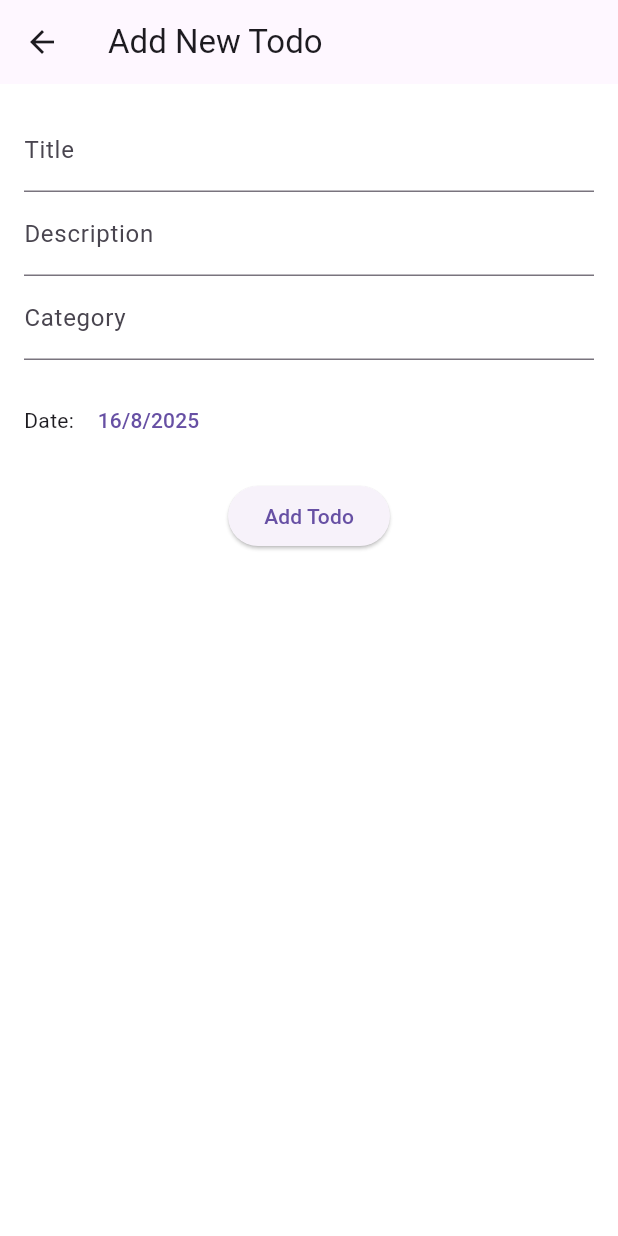
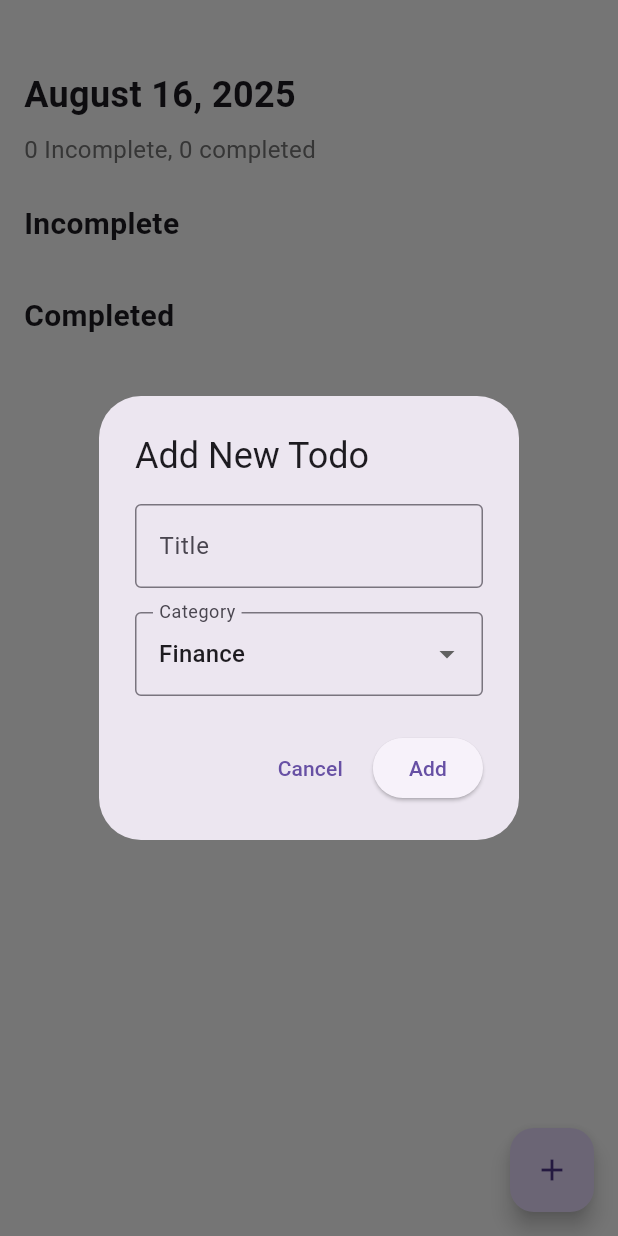
Before and after one commit to salma-elmaghawry/IEEE--Week-11-todo_sqflite, a Flutter app: the screen it shows after launch, after a tap on the "add" icon, on a phone screen of 412 x 824 dp. Run offline on Flutter 3.47's test engine with Material 3 defaults, Android fonts, the phone set to English and light mode, and no system bars; our stand-ins replace equatable, flutter_bloc, sqflite; accounts and stored records are empty.

Commit message:
add category to TODO

```diff
--- a/lib/data/models/todo_model.dart
+++ b/lib/data/models/todo_model.dart
@@ -1,7 +1,6 @@
 class Todo {
   final int? id;
   final String title;
-  final String? description;
   final String category;
   final DateTime date;
   final bool isCompleted;
@@ -9,7 +8,6 @@ class Todo {
   Todo({
     this.id,
     required this.title,
-    this.description,
     required this.category,
     required this.date,
     this.isCompleted = false,
@@ -19,7 +17,6 @@ class Todo {
     return {
       'id': id,
       'title': title,
-      'description': description,
       'category': category,
       'date': date.toIso8601String(),
       'isCompleted': isCompleted ? 1 : 0,
@@ -30,7 +27,6 @@ class Todo {
     return Todo(
       id: map['id'],
       title: map['title'],
-      description: map['description'],
       category: map['category'],
       date: DateTime.parse(map['date']),
       isCompleted: map['isCompleted'] == 1,
--- a/lib/main.dart
+++ b/lib/main.dart
@@ -7,20 +7,20 @@ import 'package:flutter_bloc/flutter_bloc.dart';
 void main() {
   WidgetsFlutterBinding.ensureInitialized();
   final dbHelper = DatabaseHelper.instance;
-  runApp( MyApp(dbHelper: dbHelper));
+  runApp(MyApp(dbHelper: dbHelper));
 }
 
 class MyApp extends StatelessWidget {
   final DatabaseHelper dbHelper;
- const MyApp({Key? key, required this.dbHelper}) : super(key: key);
+  const MyApp({Key? key, required this.dbHelper}) : super(key: key);
   @override
   Widget build(BuildContext context) {
     return MaterialApp(
       debugShowCheckedModeBanner: false,
       theme: ThemeData(scaffoldBackgroundColor: Colors.white),
       home: BlocProvider(
-        create: (context) => TodoCubit(dbHelper),
-        child:  HomeScreen(),
+        create: (context) => TodoCubit(dbHelper)..loadTodos(),
+        child: HomeScreen(),
       ),
     );
   }
--- /dev/null
+++ b/lib/presentation/screens/add_todo_dialog.dart
@@ -0,0 +1,122 @@
+import 'package:flutter/material.dart';
+import 'package:flutter_bloc/flutter_bloc.dart';
+import 'package:todo/data/models/todo_model.dart';
+import 'package:todo/logic/cubit/todo_cubit.dart';
+
+class AddTodoDialog extends StatefulWidget {
+  const AddTodoDialog({Key? key}) : super(key: key);
+
+  @override
+  _AddTodoDialogState createState() => _AddTodoDialogState();
+}
+
+class _AddTodoDialogState extends State<AddTodoDialog> {
+  final _formKey = GlobalKey<FormState>();
+  final _titleController = TextEditingController();
+  final _categoryController = TextEditingController();
+  String _selectedCategory = 'Finance'; // Default category
+
+  final List<String> _categories = [
+    'Finance',
+    'Wedding',
+    'Freelance',
+    'Shopping List',
+  ];
+
+  @override
+  void dispose() {
+    _titleController.dispose();
+    _categoryController.dispose();
+    super.dispose();
+  }
+
+  @override
+  Widget build(BuildContext context) {
+    return AlertDialog(
+      title: const Text('Add New Todo'),
+      content: SingleChildScrollView(
+        child: Form(
+          key: _formKey,
+          child: Column(
+            mainAxisSize: MainAxisSize.min,
+            children: [
+              TextFormField(
+                controller: _titleController,
+                decoration: const InputDecoration(
+                  labelText: 'Title',
+                  border: OutlineInputBorder(),
+                ),
+                validator: (value) {
+                  if (value == null || value.isEmpty) {
+                    return 'Please enter a title';
+                  }
+                  return null;
+                },
+              ),
+              const SizedBox(height: 16),
+              DropdownButtonFormField<String>(
+                value: _selectedCategory,
+                decoration: const InputDecoration(
+                  labelText: 'Category',
+                  border: OutlineInputBorder(),
+                ),
+                items:
+                    _categories.map((String category) {
+                      return DropdownMenuItem<String>(
+                        value: category,
+                        child: Text(category),
+                      );
+                    }).toList(),
+                onChanged: (String? newValue) {
+                  setState(() {
+                    _selectedCategory = newValue!;
+                  });
+                },
+              ),
+            ],
+          ),
+        ),
+      ),
+      actions: [
+        TextButton(
+          onPressed: () => Navigator.pop(context),
+          child: const Text('Cancel'),
+        ),
+        // add_todo_dialog.dart
+        ElevatedButton(
+          onPressed: () async {
+            if (_formKey.currentState!.validate()) {
+              try {
+                final newTodo = Todo(
+                  title: _titleController.text,
+                  category: _selectedCategory,
+                  date: DateTime.now(),
+                );
+
+                // Add the todo and wait for completion
+                await context.read<TodoCubit>().addTodo(newTodo);
+
+                // Show success message
+                if (mounted) {
+                  ScaffoldMessenger.of(context).showSnackBar(
+                    const SnackBar(content: Text('Todo added successfully')),
+                  );
+                }
+
+                // Only pop if the operation was successful
+                if (mounted) Navigator.pop(context);
+              } catch (e) {
+                if (mounted) {
+                  ScaffoldMessenger.of(context).showSnackBar(
+                    SnackBar(content: Text('Error adding todo: $e')),
+                  );
+                }
+              }
+            }
+          },
+          child: const Text('Add'),
+        ),
+      ],
+    );
+  }
+}
--- a/lib/presentation/screens/add_todo_screen.dart
+++ /dev/null
@@ -1,114 +0,0 @@
-// screens/add_todo_screen.dart
-import 'package:flutter/material.dart';
-import 'package:flutter_bloc/flutter_bloc.dart';
-import 'package:todo/data/models/todo_model.dart';
-import 'package:todo/logic/cubit/todo_cubit.dart';
-
-
-class AddTodoScreen extends StatefulWidget {
-  const AddTodoScreen({Key? key}) : super(key: key);
-
-  @override
-  _AddTodoScreenState createState() => _AddTodoScreenState();
-}
-
-class _AddTodoScreenState extends State<AddTodoScreen> {
-  final _formKey = GlobalKey<FormState>();
-  final _titleController = TextEditingController();
-  final _descriptionController = TextEditingController();
-  final _categoryController = TextEditingController();
-  DateTime _selectedDate = DateTime.now();
-
-  @override
-  void dispose() {
-    _titleController.dispose();
-    _descriptionController.dispose();
-    _categoryController.dispose();
-    super.dispose();
-  }
-
-  Future<void> _selectDate(BuildContext context) async {
-    final DateTime? picked = await showDatePicker(
-      context: context,
-      initialDate: _selectedDate,
-      firstDate: DateTime(2000),
-      lastDate: DateTime(2100),
-    );
-    if (picked != null && picked != _selectedDate) {
-      setState(() {
-        _selectedDate = picked;
-      });
-    }
-  }
-
-  @override
-  Widget build(BuildContext context) {
-    return Scaffold(
-      appBar: AppBar(
-        title: const Text('Add New Todo'),
-      ),
-      body: Padding(
-        padding: const EdgeInsets.all(16.0),
-        child: Form(
-          key: _formKey,
-          child: Column(
-            children: [
-              TextFormField(
-                controller: _titleController,
-                decoration: const InputDecoration(labelText: 'Title'),
-                validator: (value) {
-                  if (value == null || value.isEmpty) {
-                    return 'Please enter a title';
-                  }
-                  return null;
-                },
-              ),
-              TextFormField(
-                controller: _descriptionController,
-                decoration: const InputDecoration(labelText: 'Description'),
-              ),
-              TextFormField(
-                controller: _categoryController,
-                decoration: const InputDecoration(labelText: 'Category'),
-                validator: (value) {
-                  if (value == null || value.isEmpty) {
-                    return 'Please enter a category';
-                  }
-                  return null;
-                },
-              ),
-              const SizedBox(height: 16),
-              Row(
-                children: [
-                  const Text('Date: '),
-                  TextButton(
-                    onPressed: () => _selectDate(context),
-                    child: Text(
-                      '${_selectedDate.day}/${_selectedDate.month}/${_selectedDate.year}',
-                    ),
-                  ),
-                ],
-              ),
-              const SizedBox(height: 16),
-              ElevatedButton(
-                onPressed: () {
-                  if (_formKey.currentState!.validate()) {
-                    final newTodo = Todo(
-                      title: _titleController.text,
-                      description: _descriptionController.text,
-                      category: _categoryController.text,
-                      date: _selectedDate,
-                    );
-                    context.read<TodoCubit>().addTodo(newTodo);
-                    Navigator.pop(context);
-                  }
-                },
-                child: const Text('Add Todo'),
-              ),
-            ],
-          ),
-        ),
-      ),
-    );
-  }
-}
--- a/lib/presentation/screens/home_screen.dart
+++ b/lib/presentation/screens/home_screen.dart
@@ -1,49 +1,62 @@
-// screens/home_screen.dart
 import 'package:flutter/material.dart';
 import 'package:flutter_bloc/flutter_bloc.dart';
 import 'package:todo/data/models/todo_model.dart';
 import 'package:todo/logic/cubit/todo_cubit.dart';
-import 'package:todo/presentation/screens/add_todo_screen.dart';
-
+import 'package:todo/presentation/screens/add_todo_dialog.dart';
 
 class HomeScreen extends StatelessWidget {
-  const HomeScreen({Key? key}) : super(key: key);
+  HomeScreen({Key? key}) : super(key: key);
 
   @override
   Widget build(BuildContext context) {
     return Scaffold(
-      appBar: AppBar(
-        title: const Text('Todo App'),
-        actions: [
-          IconButton(
-            icon: const Icon(Icons.add),
-            onPressed: () {
-              Navigator.push(
-                context,
-                MaterialPageRoute(
-                  builder: (context) => AddTodoScreen(),
-                ),
-              );
-            },
-          ),
-        ],
-      ),
       body: BlocBuilder<TodoCubit, TodoState>(
         builder: (context, state) {
+          // Debug the current state
+          print('Current TodoState: $state');
+
           if (state is TodoLoading) {
             return const Center(child: CircularProgressIndicator());
           } else if (state is TodoError) {
             return Center(child: Text(state.message));
           } else if (state is TodoLoaded) {
-            final incompleteTodos = state.todos.where((todo) => !todo.isCompleted).toList();
-            final completeTodos = state.todos.where((todo) => todo.isCompleted).toList();
+            final incompleteTodos =
+                state.todos.where((todo) => !todo.isCompleted).toList();
+            final completeTodos =
+                state.todos.where((todo) => todo.isCompleted).toList();
 
             return SingleChildScrollView(
+              padding: const EdgeInsets.all(16),
               child: Column(
                 crossAxisAlignment: CrossAxisAlignment.start,
                 children: [
-                  _buildTodoSection(context, 'Incomplete', incompleteTodos),
-                  _buildTodoSection(context, 'Completed', completeTodos),
+                  const SizedBox(height: 30),
+                  // Header with date
+                  Text(
+                    _formatDate(DateTime.now()),
+                    style: const TextStyle(
+                      fontSize: 24,
+                      fontWeight: FontWeight.bold,
+                    ),
+                  ),
+                  const SizedBox(height: 8),
+                  // Summary count
+                  Text(
+                    "${incompleteTodos.length} Incomplete, ${completeTodos.length} completed",
+                    style: TextStyle(fontSize: 16, color: Colors.grey[600]),
+                  ),
+                  const SizedBox(height: 24),
+
+                  // Incomplete section
+                  _buildSectionHeader('Incomplete'),
+                  const SizedBox(height: 8),
+                  _buildTodoList(context, incompleteTodos),
+                  const SizedBox(height: 24),
+
+                  // Completed section
+                  _buildSectionHeader('Completed'),
+                  const SizedBox(height: 8),
+                  _buildTodoList(context, completeTodos, isCompleted: true),
                 ],
               ),
             );
@@ -51,26 +64,41 @@ class HomeScreen extends StatelessWidget {
           return const Center(child: Text('No todos yet'));
         },
       ),
+      floatingActionButton: FloatingActionButton(
+        onPressed: () => _showAddTodoDialog(context),
+        child: const Icon(Icons.add),
+      ),
     );
   }
 
-  Widget _buildTodoSection(BuildContext context, String title, List<Todo> todos) {
+  void _showAddTodoDialog(BuildContext context) {
+    showDialog(
+      context: context,
+      builder: (BuildContext context) {
+        // Use the existing TodoCubit from the parent instead of creating a new one
+        return AddTodoDialog();
+      },
+    ).then((_) {
+      // Refresh todos after dialog is closed
+      context.read<TodoCubit>().loadTodos();
+    });
+  }
+
+  Widget _buildSectionHeader(String title) {
+    return Text(
+      title,
+      style: const TextStyle(fontSize: 20, fontWeight: FontWeight.bold),
+    );
+  }
+
+  Widget _buildTodoList(
+    BuildContext context,
+    List<Todo> todos, {
+    bool isCompleted = false,
+  }) {
     return Column(
-      crossAxisAlignment: CrossAxisAlignment.start,
-      children: [
-        Padding(
-          padding: const EdgeInsets.all(16.0),
-          child: Text(
-            title,
-            style: const TextStyle(fontSize: 20, fontWeight: FontWeight.bold),
-          ),
-        ),
-        ListView.builder(
-          shrinkWrap: true,
-          physics: const NeverScrollableScrollPhysics(),
-          itemCount: todos.length,
-          itemBuilder: (context, index) {
-            final todo = todos[index];
+      children:
+          todos.map((todo) {
             return Dismissible(
               key: Key(todo.id.toString()),
               background: Container(color: Colors.red),
@@ -81,17 +109,27 @@ class HomeScreen extends StatelessWidget {
                 );
               },
               child: Card(
-                margin: const EdgeInsets.symmetric(horizontal: 16, vertical: 4),
+                margin: const EdgeInsets.only(bottom: 8),
+                elevation: 0,
+                shape: RoundedRectangleBorder(
+                  borderRadius: BorderRadius.circular(8),
+                  side: BorderSide(color: Colors.grey[300]!),
+                ),
                 child: ListTile(
-                  title: Text(todo.title),
-                  subtitle: Column(
-                    crossAxisAlignment: CrossAxisAlignment.start,
-                    children: [
-                      Text(todo.category),
-                      Text(
-                        '${todo.date.day}/${todo.date.month}/${todo.date.year}',
-                      ),
-                    ],
+                  contentPadding: const EdgeInsets.symmetric(
+                    horizontal: 16,
+                    vertical: 8,
+                  ),
+                  title: Text(
+                    todo.title,
+                    style: TextStyle(
+                      decoration:
+                          isCompleted ? TextDecoration.lineThrough : null,
+                    ),
+                  ),
+                  subtitle: Text(
+                    todo.category,
+                    style: TextStyle(color: Colors.grey[600]),
                   ),
                   trailing: Checkbox(
                     value: todo.isCompleted,
@@ -102,9 +140,25 @@ class HomeScreen extends StatelessWidget {
                 ),
               ),
             );
-          },
-        ),
-      ],
+          }).toList(),
     );
   }
+
+  String _formatDate(DateTime date) {
+    final months = [
+      'January',
+      'February',
+      'March',
+      'April',
+      'May',
+      'June',
+      'July',
+      'August',
+      'September',
+      'October',
+      'November',
+      'December',
+    ];
+    return '${months[date.month - 1]} ${date.day}, ${date.year}';
+  }
 }
```
Also changed, not shown: lib/core/date_format.dart (added, +20 -0 lines), lib/logic/cubit/todo_cubit.dart (+18 -11 lines).
